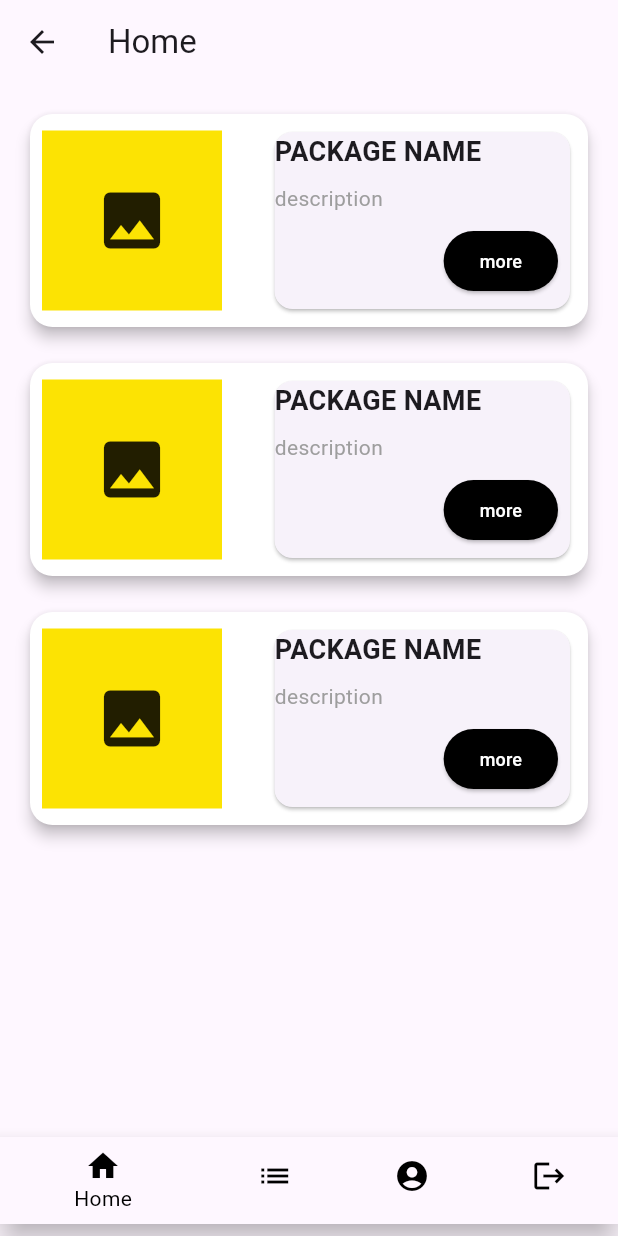
After one commit to jengGod/DuckDDProject, a Flutter app: the Receciveuser screen opened directly, on a phone screen of 412 x 824 dp. The commit adds this screen. Run offline on Flutter 3.47's test engine with Material 3 defaults, Android fonts, the phone set to English and light mode, and no system bars; our stand-ins replace cloud_firestore, firebase_core; accounts and stored records are empty; network calls fail.

Commit message:
recive0.1

```diff
--- /dev/null
+++ b/lib/pages/Receivepackge.dart
@@ -0,0 +1,181 @@
+import 'package:flutter/material.dart';
+import 'LoginPage.dart';
+import 'UserHome.dart';
+import 'packagelist.dart';
+import 'profile.dart';
+
+class Receciveuser extends StatefulWidget {
+  const Receciveuser({super.key});
+
+  @override
+  State<Receciveuser> createState() => _RececiveuserState();
+}
+
+class _RececiveuserState extends State<Receciveuser> {
+  int selectedIndex = 0;
+
+  // Dummy package data
+  final List<Map<String, String>> packages = [
+    {"name": "PACKAGE NAME", "description": "description"},
+    {"name": "PACKAGE NAME", "description": "description"},
+    {"name": "PACKAGE NAME", "description": "description"},
+  ];
+
+  @override
+  Widget build(BuildContext context) {
+    return Scaffold(
+      appBar: AppBar(
+        title: const Text('Home'),
+      ),
+      bottomNavigationBar: Padding(
+        padding: const EdgeInsets.symmetric(vertical: 8.0),
+        child: BottomNavigationBar(
+          backgroundColor: const Color.fromARGB(255, 252, 227, 3), // Yellow background
+          items: const [
+            BottomNavigationBarItem(icon: Icon(Icons.home), label: 'Home'),
+            BottomNavigationBarItem(icon: Icon(Icons.list), label: 'List'),
+            BottomNavigationBarItem(icon: Icon(Icons.account_circle), label: 'Profile'),
+            BottomNavigationBarItem(icon: Icon(Icons.logout), label: 'Logout'),
+          ],
+          currentIndex: selectedIndex,
+          selectedItemColor: Colors.black, // Selected item color
+          unselectedItemColor: Colors.black, // Unselected item color
+          onTap: (int index) {
+            if (index == 3) {
+              _showLogoutDialog(context);
+            } else {
+              setState(() {
+                selectedIndex = index;
+                if (selectedIndex == 0) {
+                  Navigator.pushReplacement(
+                    context,
+                    MaterialPageRoute(builder: (context) => const UserHomePage()),
+                  );
+                } else if (selectedIndex == 1) {
+                  Navigator.pushReplacement(
+                    context,
+                    MaterialPageRoute(builder: (context) => const Packagelist()),
+                  );
+                } else if (selectedIndex == 2) {
+                  Navigator.pushReplacement(
+                    context,
+                    MaterialPageRoute(builder: (context) => const userProfile()),
+                  );
+                }
+              });
+            }
+          },
+        ),
+      ),
+      body: Padding(
+        padding: const EdgeInsets.all(16.0),
+        child: ListView.builder(
+          itemCount: packages.length,
+          itemBuilder: (context, index) {
+            return Padding(
+              padding: const EdgeInsets.only(bottom: 16.0),
+              child: Card(
+                color: Colors.white,
+                shape: RoundedRectangleBorder(
+                  borderRadius: BorderRadius.circular(15.0),
+                ),
+                elevation: 4,
+                child: Row(
+                  children: [
+                    Padding(
+                        padding: const EdgeInsets.all(8.0),
+                      child: Container(
+                        color: const Color.fromARGB(255, 252, 227, 3),
+                        width: 120,
+                        height: 120,
+                        child: const Icon(Icons.image, size: 50),
+                      ),
+                    ),
+                    const SizedBox(width: 15),
+                    Expanded(
+                      child: Padding(
+                        padding: const EdgeInsets.all(8.0),
+                        child: Card(
+                          child: Column(
+                            crossAxisAlignment: CrossAxisAlignment.start,
+                            children: [
+                              Text(
+                                packages[index]['name']!,
+                                style: const TextStyle(
+                                  fontSize: 18,
+                                  fontWeight: FontWeight.bold,
+                                ),
+                              ),
+                              const SizedBox(height: 8),
+                              Text(
+                                packages[index]['description']!,
+                                style: const TextStyle(
+                                  fontSize: 14,
+                                  color: Colors.grey,
+                                ),
+                              ),
+                              Row(
+                                mainAxisAlignment: MainAxisAlignment.end,
+                                children: [
+                                  Padding(
+                                    padding: const EdgeInsets.all(8.0),
+                                    child: ElevatedButton(
+                                      onPressed: () {},
+                                      style: ElevatedButton.styleFrom(
+                                        backgroundColor: Colors.black,
+                                      ),
+                                      child: const Text(
+                                        'more',
+                                        style: TextStyle(
+                                          color: Colors.white,
+                                          fontSize: 12,
+                                        ),
+                                      ),
+                                    ),
+                                  ),
+                                ],
+                              ),
+                            ],
+                          ),
+                        ),
+                      ),
+                    ),
+                  ],
+                ),
+              ),
+            );
+          },
+        ),
+      ),
+    );
+  }
+
+  void _showLogoutDialog(BuildContext context) {
+    showDialog(
+      context: context,
+      builder: (BuildContext context) {
+        return AlertDialog(
+          title: const Text('Logout'),
+          content: const Text('Do you want to logout?'),
+          actions: [
+            TextButton(
+              onPressed: () {
+                Navigator.of(context).pop();
+              },
+              child: const Text('Cancel'),
+            ),
+            TextButton(
+              onPressed: () {
+                Navigator.pushReplacement(
+                  context,
+                  MaterialPageRoute(builder: (context) => const LoginPage()),
+                );
+              },
+              child: const Text('Logout'),
+            ),
+          ],
+        );
+      },
+    );
+  }
+}
```
Also changed, not shown: lib/pages/UserHome.dart (+11 -3 lines).
